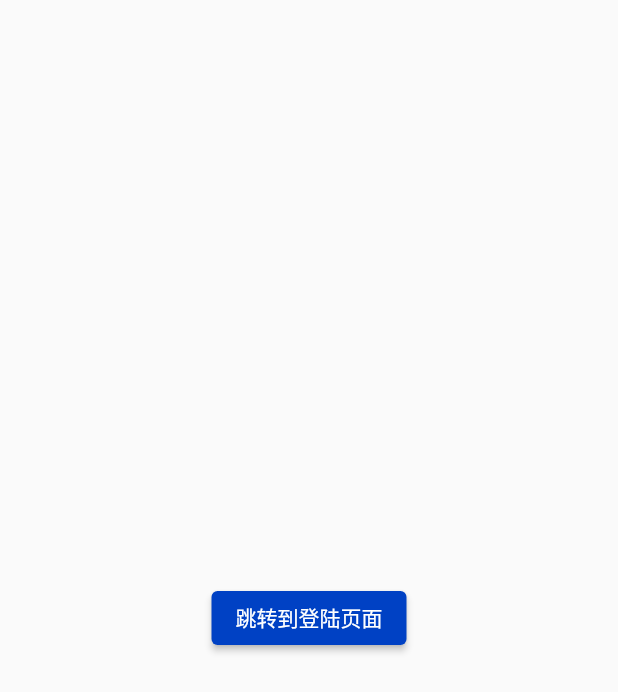
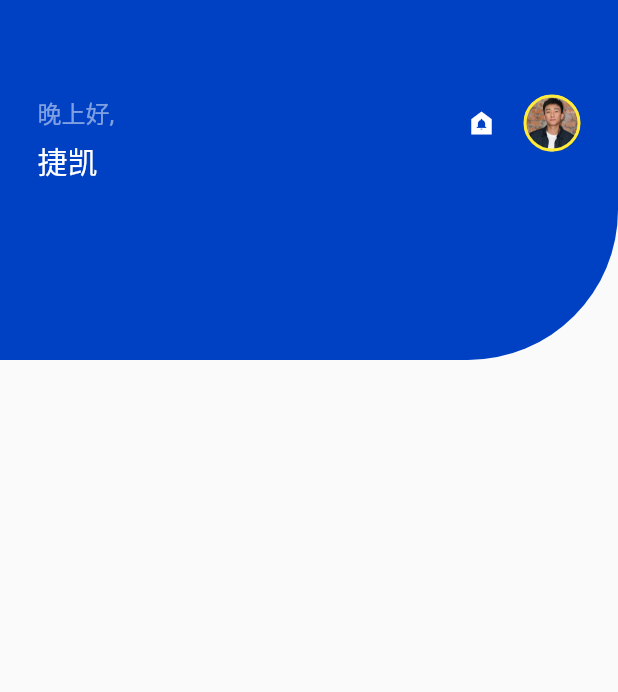
Before and after one commit to WildWestWorld/jk-music-app, a Flutter app: the screen it shows after launch, on a phone screen of 412 x 824 dp. Shown: the top 692 px of the screen. Run offline on Flutter 3.47's test engine with Material 2 defaults, Android fonts, the phone set to English and light mode, and no system bars.

Commit message:
add user top

```diff
--- a/lib/main.dart
+++ b/lib/main.dart
@@ -21,6 +21,8 @@ class JKMusic extends StatelessWidget {
     return MaterialApp(
       //在手机中安装app的名字
       title: '捷凯音乐',
+      //debugShowCheckedModeBanner :false  =去掉右上角的DEBUG标签
+      debugShowCheckedModeBanner: false,
       theme: ThemeData(
         //当前主题色
         primarySwatch: primary,
--- a/lib/pages/home.dart
+++ b/lib/pages/home.dart
@@ -1,5 +1,6 @@
+import 'package:flutter/material.dart';
+import 'package:jk_music_app/theme.dart';
 
-import 'package:flutter/material.dart';
 //StatelessWidget面向那些始终不变的UI控件，比如标题栏中的标题；
 // 而StatefulWidget则是面向可能会改变UI状态的控件，比如有点击反馈的按钮。
 class Home extends StatelessWidget {
@@ -8,15 +9,58 @@ class Home extends StatelessWidget {
   @override
   Widget build(BuildContext context) {
     //Home显示主界面
-    return  Scaffold(
-        body: Center(
-          child: ElevatedButton(
-              onPressed:(){
-                Navigator.pushNamed(context, '/login');
-              },
-              child: const Text("跳转到登陆页面"),
-          ),
+    return Scaffold(
+      body: Container(
+        padding: const EdgeInsets.only(top: 44),
+        width: MediaQuery.of(context).size.width,
+        height: 240,
+        //decoration 设置Container的格式
+        decoration: const BoxDecoration(
+          color: primary,
+          //Radius.circular 倒个大圆角
+          borderRadius: BorderRadius.only(bottomRight: Radius.circular(100)),
         ),
+        child: Container(
+          padding: const EdgeInsets.only(top: 19,bottom: 19,right: 25,left: 25),
+            child: Row(
+              crossAxisAlignment: CrossAxisAlignment.start,
+             children: <Widget>[
+               //左边显示的文字
+               Column(
+                 crossAxisAlignment: CrossAxisAlignment.start,
+                 children: <Widget>[
+                   // Colors.white.withOpacity(0.5) 透明度
+                 Text("晚上好,",style: TextStyle(color: Colors.white.withOpacity(0.5),fontSize: 16),),
+                 const SizedBox(height: 5,),
+                 const Text("捷凯",style: TextStyle(color: Colors.white,fontSize: 20,fontWeight: FontWeight.w500),),],
+               ),
+
+               //flex布局的一个容器
+               const Spacer(flex: 1,),
+
+               //右边显示的图标
+               Row(children: <Widget>[
+                 const Icon(Icons.doorbell,color: Colors.white,size: 20,),
+                 const SizedBox(width: 18,),
+                 Container(width: 38,height: 38,
+                   decoration: BoxDecoration(color: Colors.white, border: Border.all(width: 2.0, color: Colors.yellow),borderRadius: BorderRadius.circular(19),image: const DecorationImage(image: AssetImage('lib/assets/images/1.jpg'),fit: BoxFit.cover),),
+                 ),
+
+                 //备用的圆形头像
+                 // const CircleAvatar(
+                 //   //头像半径
+                 //   radius: 19,
+                 //   //头像图片
+                 //   backgroundImage: AssetImage('lib/assets/images/1.jpg'),
+                 // ),
+
+               ],
+               )
+
+          ],
+        )
+        ),
+      ),
     );
   }
 }
--- a/pubspec.yaml
+++ b/pubspec.yaml
@@ -31,7 +31,7 @@ dependencies:
     sdk: flutter
   cupertino_icons: ^1.0.2
   http: ^0.13.4
-
+  flutter_svg: ^0.12.1
 
 dev_dependencies:
   flutter_test:
@@ -49,7 +49,8 @@ dev_dependencies:
 
 # The following section is specific to Flutter.
 flutter:
-
+  assets:
+    - lib/assets/images/1.jpg
   # The following line ensures that the Material Icons font is
   # included with your application, so that you can use the icons in
   # the material Icons class.
```
Also changed, not shown: lib/widget/login_form.dart (+6 -2 lines), lib/assets/images/1.jpg (added), lib/pages/cli/annotationMain.dart (renamed from lib/pages/annotationMain.dart), lib/pages/cli/cli.dart (renamed from lib/pages/cli.dart), lib/pages/cli/cliStateful.dart (renamed from lib/pages/cliStateful.dart), pubspec.lock.
